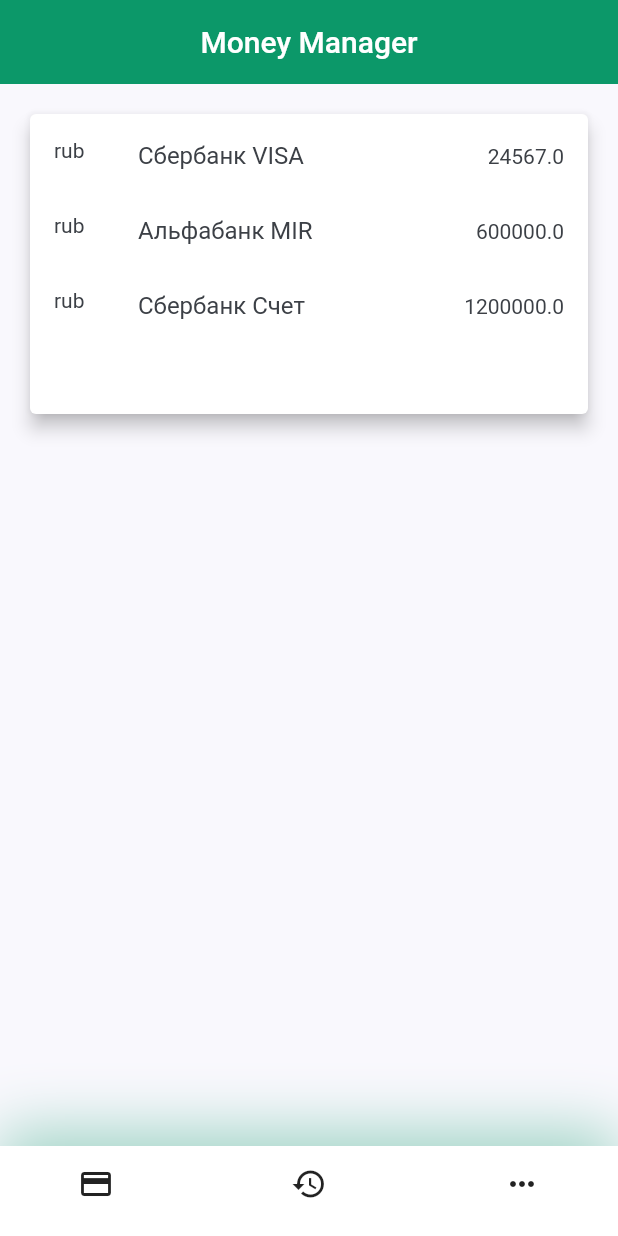
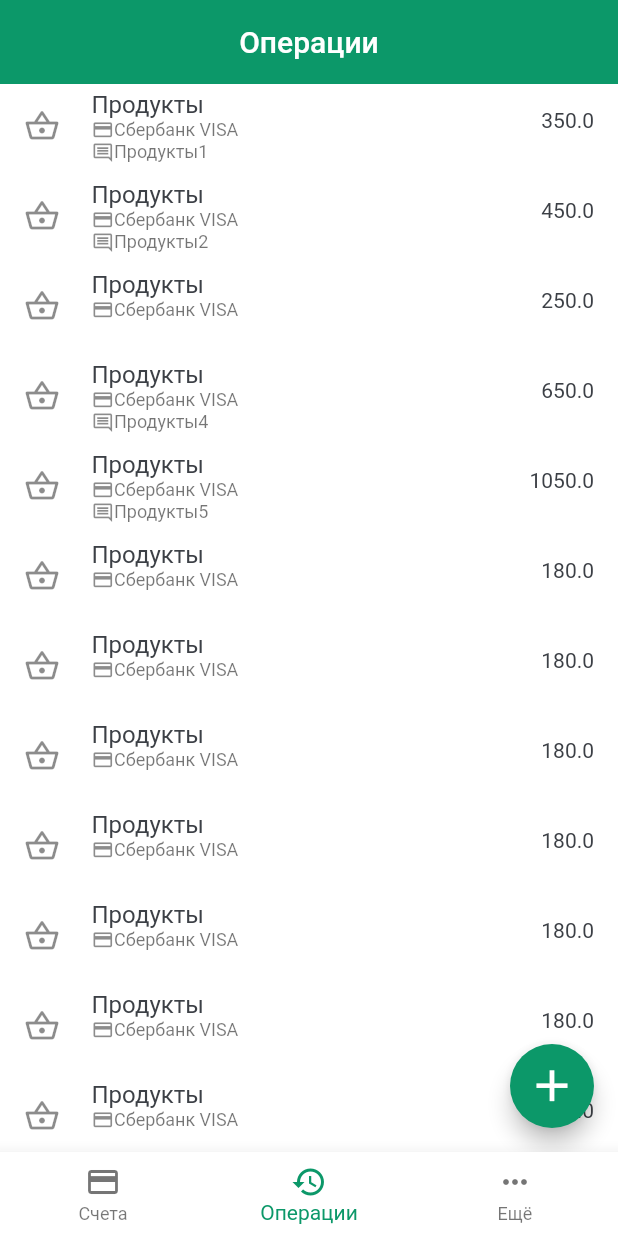
Before and after one commit to Excome/money-manager, a Flutter app: the screen it shows after launch, on a phone screen of 412 x 824 dp. Run offline on Flutter 3.47's test engine with Material 2 defaults, Android fonts, the phone set to English and light mode, and no system bars.

Commit message:
[home_page]: edit default home screen pages, init create operation screen

```diff
--- a/lib/constants.dart
+++ b/lib/constants.dart
@@ -1,7 +1,44 @@
 import 'package:flutter/material.dart';
+import 'package:moneymanager/domain/operation/category.dart';
+import 'package:moneymanager/domain/operation/operation.dart';
+import 'package:moneymanager/domain/operation/operation_type.dart';
+
+import 'domain/account/account.dart';
+import 'domain/account/account_type.dart';
+import 'domain/account/currency.dart';
 
 const kPrimaryColor = Color(0xFF0C9869);
 const kTextColor = Color(0xFF3C4046);
 const kBackgroundColor = Color(0xFFF9F8FD);
 
 const double kDefaultPadding = 20.0;
+
+// TODO вынести в бд
+final List<Account> accounts = [
+  Account("Сбербанк VISA", AccountType.debitCard, Currency.rub, 24567),
+  Account("Альфабанк MIR", AccountType.creditCard, Currency.rub, 600000),
+  Account("Сбербанк Счет", AccountType.savingAccount, Currency.rub, 1200000),
+];
+
+final Category productCategory = Category("Продукты", OperationType.expense, Icons.shopping_basket_outlined);
+
+final List<Operation> operations = [
+  Operation(1, accounts.first, OperationType.expense, productCategory, 350, DateTime.now(), "Продукты1"),
+  Operation(2, accounts.first, OperationType.expense, productCategory, 450, DateTime.now(), "Продукты2"),
+  Operation(3, accounts.first, OperationType.expense, productCategory, 250, DateTime.now(), ""),
+  Operation(4, accounts.first, OperationType.expense, productCategory, 650, DateTime.now(), "Продукты4"),
+  Operation(5, accounts.first, OperationType.expense, productCategory, 1050, DateTime.now(), "Продукты5"),
+  Operation(6, accounts.first, OperationType.expense, productCategory, 180, DateTime.now(), ""),
+  Operation(6, accounts.first, OperationType.expense, productCategory, 180, DateTime.now(), ""),
+  Operation(6, accounts.first, OperationType.expense, productCategory, 180, DateTime.now(), ""),
+  Operation(6, accounts.first, OperationType.expense, productCategory, 180, DateTime.now(), ""),
+  Operation(6, accounts.first, OperationType.expense, productCategory, 180, DateTime.now(), ""),
+  Operation(6, accounts.first, OperationType.expense, productCategory, 180, DateTime.now(), ""),
+  Operation(6, accounts.first, OperationType.expense, productCategory, 180, DateTime.now(), ""),
+  Operation(6, accounts.first, OperationType.expense, productCategory, 180, DateTime.now(), ""),
+  Operation(6, accounts.first, OperationType.expense, productCategory, 180, DateTime.now(), ""),
+  Operation(6, accounts.first, OperationType.expense, productCategory, 180, DateTime.now(), ""),
+  Operation(6, accounts.first, OperationType.expense, productCategory, 180, DateTime.now(), ""),
+  Operation(6, accounts.first, OperationType.expense, productCategory, 180, DateTime.now(), ""),
+  Operation(6, accounts.first, OperationType.expense, productCategory, 180, DateTime.now(), ""),
+];
--- a/lib/domain/operation/category.dart
+++ b/lib/domain/operation/category.dart
@@ -1,8 +1,10 @@
 import 'operation_type.dart';
+import 'package:flutter/material.dart';
 
 class Category {
   String name;
   OperationType type;
+  IconData icon;
 
-  Category(this.name, this.type);
+  Category(this.name, this.type, this.icon);
 }
--- a/lib/main.dart
+++ b/lib/main.dart
@@ -1,5 +1,5 @@
 import 'package:flutter/material.dart';
-import 'package:moneymanager/screen/home/home_screen.dart';
+import 'package:moneymanager/screen/home_screen.dart';
 
 import 'constants.dart';
 
@@ -21,6 +21,7 @@ class MyApp extends StatelessWidget {
         textTheme: Theme.of(context).textTheme.apply(bodyColor: kTextColor),
         visualDensity: VisualDensity.adaptivePlatformDensity
       ),
+      // home: const HomeScreen(),
       home: const HomeScreen(),
     );
   }
--- a/lib/screen/home/home_screen.dart
+++ b/lib/screen/accounts/accounts_screen.dart
@@ -1,14 +1,13 @@
 import 'package:flutter/material.dart';
-import 'package:moneymanager/component/navigation_bar.dart';
-import 'package:moneymanager/screen/home/component/account_list.dart';
+import 'package:moneymanager/screen/accounts/component/account_list.dart';
 
-class HomeScreen extends StatelessWidget {
-  const HomeScreen({Key? key}) : super(key: key);
+class AccountsScreen extends StatelessWidget {
+  const AccountsScreen({Key? key}) : super(key: key);
   @override
   Widget build(BuildContext context) {
     return Scaffold(
       appBar: buildAppBar(context),
-      bottomNavigationBar: const NavBar(),
+      backgroundColor: Colors.white,
       body: Column(
         children: [
           AccountList()
@@ -23,8 +22,10 @@ class HomeScreen extends StatelessWidget {
       elevation: 0,
       title: const Align(
         alignment: Alignment.center,
-        child: Text("Money Manager"),
+        child: Text("Счета"),
       ),
     );
   }
+
+
 }
--- a/lib/screen/home/component/account_list.dart
+++ /dev/null
@@ -1,54 +0,0 @@
-import 'package:flutter/material.dart';
-import 'package:moneymanager/constants.dart';
-import 'package:moneymanager/domain/account/account_type.dart';
-import 'package:moneymanager/domain/account/currency.dart';
-
-import '../../../domain/account/account.dart';
-
-class AccountList extends StatelessWidget {
-  AccountList({Key? key}) : super(key: key);
-
-  final List<Account> accounts = [
-    Account("Сбербанк VISA", AccountType.debitCard, Currency.rub, 24567),
-    Account("Альфабанк MIR", AccountType.creditCard, Currency.rub, 600000),
-    Account("Сбербанк Счет", AccountType.savingAccount, Currency.rub, 1200000),
-  ];
-
-  @override
-  Widget build(BuildContext context) {
-/*    return Container(
-      height: 100, // TODO remove
-      alignment: Alignment.center,
-      padding: const EdgeInsets.symmetric(vertical: kDefaultPadding, horizontal: kDefaultPadding),
-      margin: const EdgeInsets.symmetric(vertical: kDefaultPadding, horizontal: kDefaultPadding),
-      decoration: BoxDecoration(color: Colors.white , borderRadius: BorderRadius.circular(5.0), boxShadow: const [BoxShadow(color: Colors.grey, offset: Offset(0.0, 1.0), blurRadius: 6.0)]),
-    );*/
-    var accountListView = Expanded(
-        child: ListView.builder(
-            itemCount: accounts.length,
-            itemBuilder: (context, index) {
-              return Container(
-                height: 50,
-                child: ListTile(
-                  leading: Text(accounts[index].currency.name),
-                  title: Text(accounts[index].name),
-                  trailing: Text(accounts[index].balance.toString()),
-                ),
-              );
-            }
-        )
-    );
-
-
-    return Card(
-      elevation: 5,
-      color: Colors.white,
-      margin: EdgeInsets.symmetric(vertical: kDefaultPadding, horizontal: kDefaultPadding),
-      child: Container(
-        height: 200,
-        child: Column(
-          children: <Widget>[accountListView],
-        ),
-    ));
-  }
-}
--- /dev/null
+++ b/lib/screen/home_screen.dart
@@ -0,0 +1,49 @@
+import 'package:flutter/material.dart';
+import 'package:moneymanager/constants.dart';
+import 'package:moneymanager/screen/accounts/accounts_screen.dart';
+import 'package:moneymanager/screen/operations/operations_screen.dart';
+
+class HomeScreen extends StatefulWidget {
+  const HomeScreen({Key? key}) : super(key: key);
+
+  @override
+  State<HomeScreen> createState() => _HomeScreenState();
+}
+
+class _HomeScreenState extends State<HomeScreen> {
+  int _selectedScreen = 1;
+  static const List<Widget> _screens = [
+    AccountsScreen(),
+    OperationScreen(),
+    OperationScreen()
+  ];
+  @override
+  Widget build(BuildContext context) => Scaffold(
+    body: _screens[_selectedScreen],
+    bottomNavigationBar: _buildBottomNavBar(context),
+  );
+
+  BottomNavigationBar _buildBottomNavBar(BuildContext context) {
+    return BottomNavigationBar(
+        currentIndex: _selectedScreen,
+        selectedItemColor: kPrimaryColor,
+        onTap: (selectedScreen) => setState(() => _selectedScreen = selectedScreen),
+        items: const [
+          BottomNavigationBarItem(
+              icon: Icon(Icons.credit_card_outlined),
+              label: "Счета"
+          ),
+          BottomNavigationBarItem(
+              icon: Icon(Icons.history_outlined),
+              label: "Операции"
+          ),
+          BottomNavigationBarItem(
+              icon: Icon(Icons.more_horiz),
+              label: "Ещё"
+          )
+        ],
+      elevation: 10,
+      backgroundColor: Colors.white,
+    );
+  }
+}
--- /dev/null
+++ b/lib/screen/operations/components/operation_list.dart
@@ -0,0 +1,45 @@
+import 'package:flutter/material.dart';
+
+import '../../../constants.dart';
+
+class OperationList extends StatelessWidget {
+  const OperationList({Key? key}) : super(key: key);
+
+  @override
+  Widget build(BuildContext context) {
+    return Expanded(
+        child: ListView.builder(
+            itemCount: operations.length,
+            itemBuilder: (context, index) {
+              return SizedBox(
+                height: 60,
+                child: ListTile(
+                  leading: Icon(operations[index].category.icon, ),
+                  title: Text(operations[index].category.name),
+                  subtitle: Column(
+                    children: [
+                      Row(
+                        children: [
+                          const Icon(Icons.credit_card, size: 15),
+                          Text(operations[index].account.name, style: const TextStyle(fontSize: 12)),
+                        ],
+                      ),
+                      if (operations[index].description.isNotEmpty)
+                        Row(
+                          children: [
+                            const Icon(Icons.comment_outlined, size: 15),
+                            Text(operations[index].description, style: const TextStyle(fontSize: 12)),
+                          ],
+                        )
+                    ],
+                  ),
+                  trailing: Text(operations[index].value.toString()),
+                  horizontalTitleGap: 5,
+                  onTap: () => {},
+                ),
+              );
+            }
+        )
+    );
+  }
+}
--- /dev/null
+++ b/lib/screen/operations/operations_screen.dart
@@ -0,0 +1,47 @@
+import 'package:flutter/material.dart';
+import 'package:moneymanager/constants.dart';
+import 'package:moneymanager/screen/operations/components/operation_list.dart';
+import 'package:moneymanager/screen/operations/create_operation_screen.dart';
+
+class OperationScreen extends StatefulWidget {
+  const OperationScreen({Key? key}) : super(key: key);
+
+  @override
+  State<OperationScreen> createState() => _OperationScreenState();
+}
+
+class _OperationScreenState extends State<OperationScreen> {
+  @override
+  Widget build(BuildContext context) {
+    var operationsListValue = const OperationList();
+
+    return Scaffold(
+      appBar: _buildAppBar(context),
+      floatingActionButton: _buildActionButton(context),
+      backgroundColor: Colors.white,
+      body: Column(
+        children: <Widget>[operationsListValue],
+      ),
+    );
+  }
+
+  AppBar _buildAppBar(BuildContext context) {
+    return AppBar(
+      backgroundColor: Theme.of(context).primaryColor,
+      elevation: 0,
+      title: const Align(
+        alignment: Alignment.center,
+        child: Text("Операции"),
+      ),
+    );
+  }
+
+  FloatingActionButton _buildActionButton(BuildContext context) {
+    return FloatingActionButton(
+      onPressed: () => Navigator.push(context, MaterialPageRoute(
+          builder: (context) => const CreateOperationScreen())),
+      backgroundColor: kPrimaryColor,
+      child: const Icon(Icons.add, size: 35),
+    );
+  }
+}
```
Also changed, not shown: lib/screen/accounts/component/account_list.dart (added, +48 -0 lines), lib/screen/operations/create_operation_screen.dart (added, +60 -0 lines), pubspec.lock, 3 other files.
